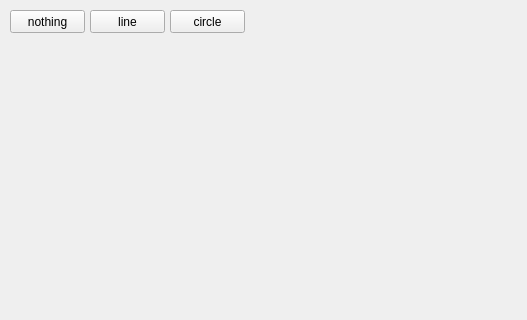
The window that Ui/mainwindow.ui (jrr07/SpaceColor) describes before a commit, drawn with Qt 5; both pictures show x 0 to 527 and y 0 to 320 of the 800 by 600 pixel window.
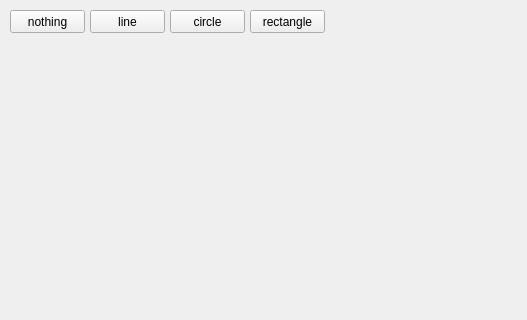
The same window after the commit.

```diff
--- a/Ui/mainwindow.ui
+++ b/Ui/mainwindow.ui
@@ -53,6 +53,19 @@
      <string>circle</string>
     </property>
    </widget>
+   <widget class="QPushButton" name="rectangleButton">
+    <property name="geometry">
+     <rect>
+      <x>250</x>
+      <y>10</y>
+      <width>75</width>
+      <height>23</height>
+     </rect>
+    </property>
+    <property name="text">
+     <string>rectangle</string>
+    </property>
+   </widget>
   </widget>
  </widget>
  <resources/>
```
